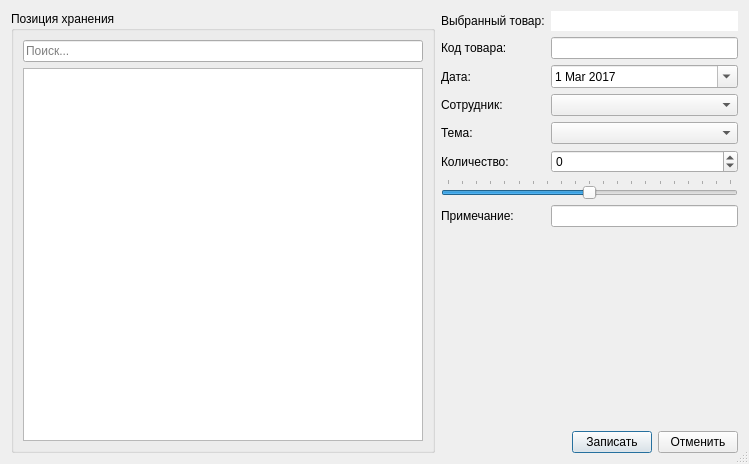
Before: the Qt Designer form transactdatadialog.ui in igrekus/depot, drawn with Qt 5.
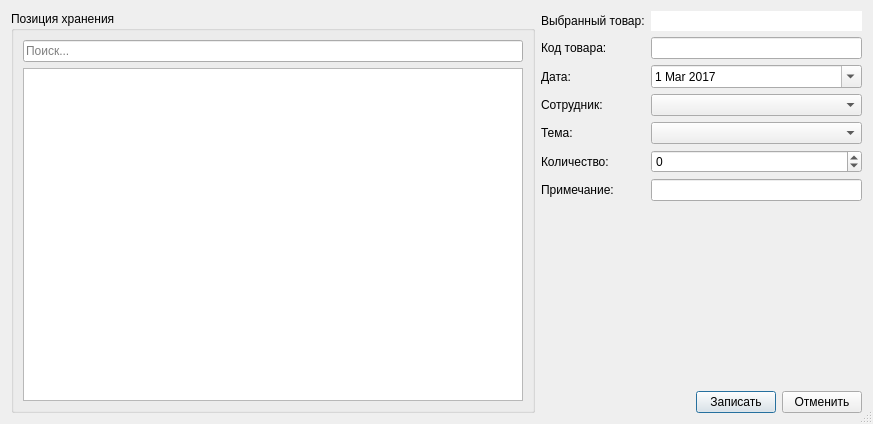
After: the same form once the commit is applied.

```diff
--- a/transactdatadialog.ui
+++ b/transactdatadialog.ui
@@ -9,8 +9,8 @@
    <rect>
     <x>0</x>
     <y>0</y>
-    <width>749</width>
-    <height>464</height>
+    <width>873</width>
+    <height>424</height>
    </rect>
   </property>
   <property name="windowTitle">
@@ -43,7 +43,7 @@
        <widget class="QTreeView" name="treeStock">
         <property name="minimumSize">
          <size>
-          <width>400</width>
+          <width>500</width>
           <height>0</height>
          </size>
         </property>
@@ -164,39 +164,14 @@
          </property>
         </widget>
        </item>
-       <item row="6" column="0" colspan="2">
-        <widget class="QSlider" name="sliderDiff">
-         <property name="minimum">
-          <number>-100</number>
-         </property>
-         <property name="maximum">
-          <number>100</number>
-         </property>
-         <property name="orientation">
-          <enum>Qt::Horizontal</enum>
-         </property>
-         <property name="invertedAppearance">
-          <bool>false</bool>
-         </property>
-         <property name="invertedControls">
-          <bool>false</bool>
-         </property>
-         <property name="tickPosition">
-          <enum>QSlider::TicksAbove</enum>
-         </property>
-         <property name="tickInterval">
-          <number>10</number>
-         </property>
-        </widget>
-       </item>
-       <item row="7" column="0">
+       <item row="6" column="0">
         <widget class="QLabel" name="lblNote">
          <property name="text">
           <string>Примечание:</string>
          </property>
         </widget>
        </item>
-       <item row="7" column="1">
+       <item row="6" column="1">
         <widget class="QLineEdit" name="editNote"/>
        </item>
       </layout>
```
Left out of the diff: 32 changed lines with no effect on the pictures.
